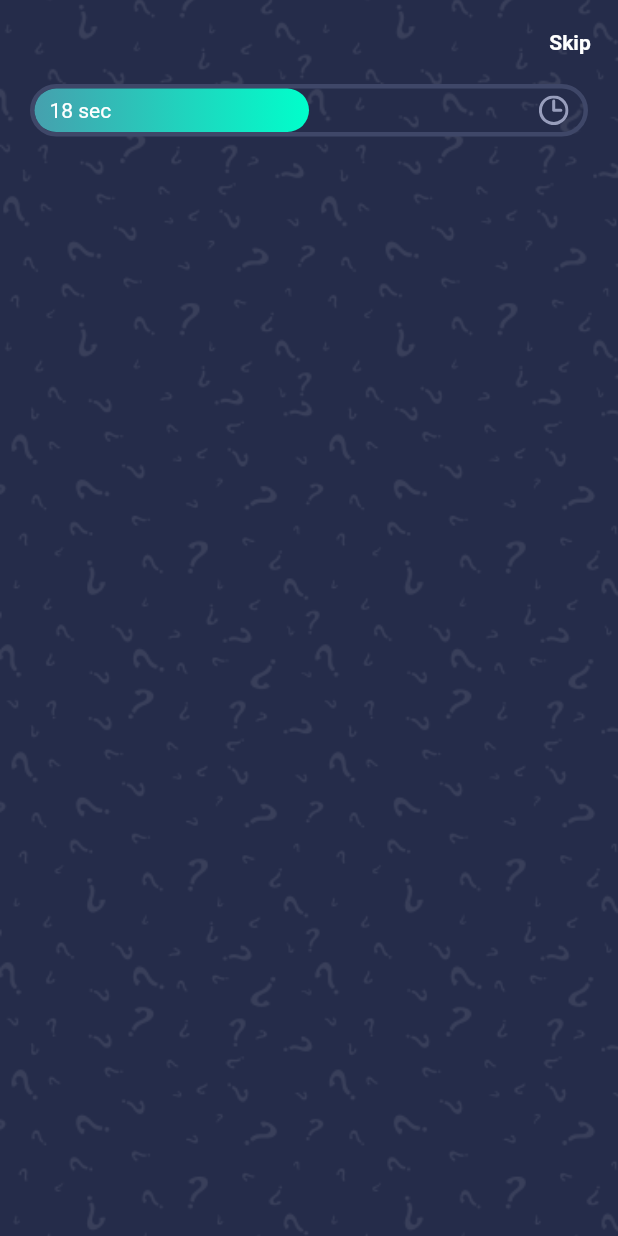
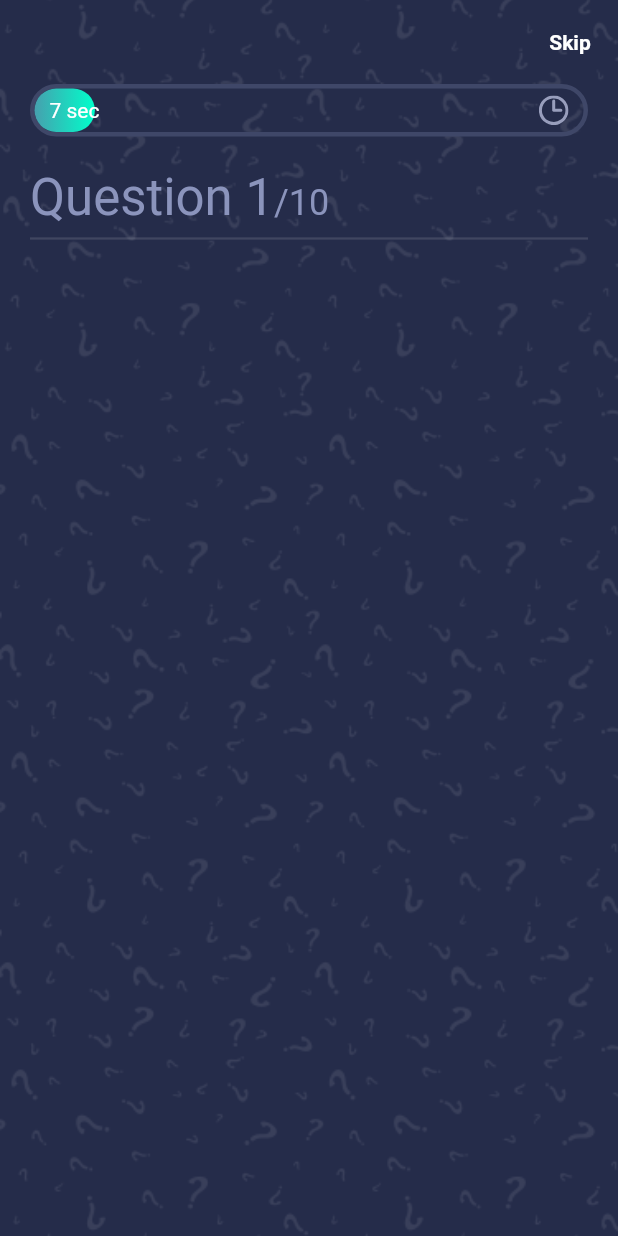
Before and after one commit to AhmedEnnaime/QuizAnime, a Flutter app: the screen it shows after launch, after a tap on "Let's Start Quiz", on a phone screen of 412 x 824 dp. Run offline on Flutter 3.47's test engine with Material 2 defaults, Android fonts, the phone set to English and light mode, and no system bars; our stand-ins replace get, websafe_svg.

Commit message:
feat: :fire: added question controller and duration animation

```diff
--- /dev/null
+++ b/lib/controllers/questionController.dart
@@ -0,0 +1,21 @@
+import 'package:flutter/material.dart';
+import 'package:get/get.dart';
+
+class QuestionController extends GetxController
+    with GetSingleTickerProviderStateMixin {
+  late AnimationController _animationController;
+  late Animation<double> _animation;
+  Animation<double> get animation => this._animation;
+
+  @override
+  void onInit() {
+    _animationController =
+        AnimationController(vsync: this, duration: Duration(seconds: 10));
+    _animation = Tween<double>(begin: 0, end: 1).animate(_animationController)
+      ..addListener(() {
+        update();
+      });
+    _animationController.forward();
+    super.onInit();
+  }
+}
--- a/lib/models/Question.dart
+++ b/lib/models/Question.dart
@@ -0,0 +1,13 @@
+class Question {
+  int? id;
+  String? question;
+  int? answer;
+  List<String>? options;
+
+  Question({
+    this.id,
+    this.question,
+    this.answer,
+    this.options,
+  });
+}
--- a/lib/views/home.dart
+++ b/lib/views/home.dart
@@ -10,6 +10,15 @@ class HomePage extends StatefulWidget {
 class _HomePageState extends State<HomePage> {
   @override
   Widget build(BuildContext context) {
-    return Scaffold();
+    return Scaffold(
+      body: Container(
+        decoration: BoxDecoration(
+            image: DecorationImage(
+                image: AssetImage("assets/bg.png"), fit: BoxFit.cover)),
+        child: Column(
+          children: [],
+        ),
+      ),
+    );
   }
 }
--- a/lib/widgets/animeCard.dart
+++ b/lib/widgets/animeCard.dart
@@ -1,15 +1,12 @@
 import 'package:flutter/material.dart';
 
-class AnimeCard extends StatefulWidget {
-  const AnimeCard({super.key});
+class AnimeCard extends StatelessWidget {
+  final String anime;
+
+  AnimeCard({required this.anime});
 
   @override
-  State<AnimeCard> createState() => _AnimeCardState();
-}
-
-class _AnimeCardState extends State<AnimeCard> {
-  @override
   Widget build(BuildContext context) {
-    return const Placeholder();
+    return Container();
   }
 }
--- a/lib/widgets/body.dart
+++ b/lib/widgets/body.dart
@@ -19,7 +19,33 @@ class Body extends StatelessWidget {
             child: Padding(
               padding: const EdgeInsets.symmetric(horizontal: kDefaultPadding),
               child: Column(
-                children: [ProgressBar()],
+                crossAxisAlignment: CrossAxisAlignment.start,
+                children: [
+                  ProgressBar(),
+                  SizedBox(
+                    height: kDefaultPadding,
+                  ),
+                  Text.rich(TextSpan(
+                      text: "Question 1",
+                      style: Theme.of(context)
+                          .textTheme
+                          .headlineMedium
+                          ?.copyWith(color: kSecondaryColor),
+                      children: [
+                        TextSpan(
+                            text: "/10",
+                            style: Theme.of(context)
+                                .textTheme
+                                .headlineSmall
+                                ?.copyWith(color: kSecondaryColor))
+                      ])),
+                  Divider(
+                    thickness: 1.5,
+                  ),
+                  SizedBox(
+                    height: kDefaultPadding,
+                  ),
+                ],
               ),
             ),
           )
--- a/lib/widgets/progressBar.dart
+++ b/lib/widgets/progressBar.dart
@@ -1,5 +1,7 @@
 import 'package:flutter/material.dart';
+import 'package:get/get.dart';
 import 'package:quizz_anime/constants.dart';
+import 'package:quizz_anime/controllers/questionController.dart';
 import 'package:websafe_svg/websafe_svg.dart';
 
 class ProgressBar extends StatelessWidget {
@@ -15,26 +17,35 @@ class ProgressBar extends StatelessWidget {
       decoration: BoxDecoration(
           border: Border.all(color: Color(0xFF3F4768), width: 3),
           borderRadius: BorderRadius.circular(50)),
-      child: Stack(
+      child: GetBuilder<QuestionController>(
+          init: QuestionController(),
+          builder: (controller) {
+            print(controller.animation.value);
+            return Stack(
               children: [
                 LayoutBuilder(
                     builder: (context, constraints) => Container(
-                    width: constraints.maxWidth * 0.5,
+                          width:
+                              constraints.maxWidth * controller.animation.value,
                           decoration: BoxDecoration(
                               gradient: kPrimaryGradient,
                               borderRadius: BorderRadius.circular(50)),
                         )),
                 Positioned.fill(
                     child: Padding(
-            padding:
-                const EdgeInsets.symmetric(horizontal: kDefaultPadding / 2),
+                  padding: const EdgeInsets.symmetric(
+                      horizontal: kDefaultPadding / 2),
                   child: Row(
                     mainAxisAlignment: MainAxisAlignment.spaceBetween,
-              children: [Text("18 sec"), WebsafeSvg.asset("assets/clock.svg")],
+                    children: [
+                      Text("${(controller.animation.value * 60).round()} sec"),
+                      WebsafeSvg.asset("assets/clock.svg")
+                    ],
                   ),
                 ))
               ],
-      ),
+            );
+          }),
     );
   }
 }
```
Lines whose indentation alone changed are shown as unchanged.
